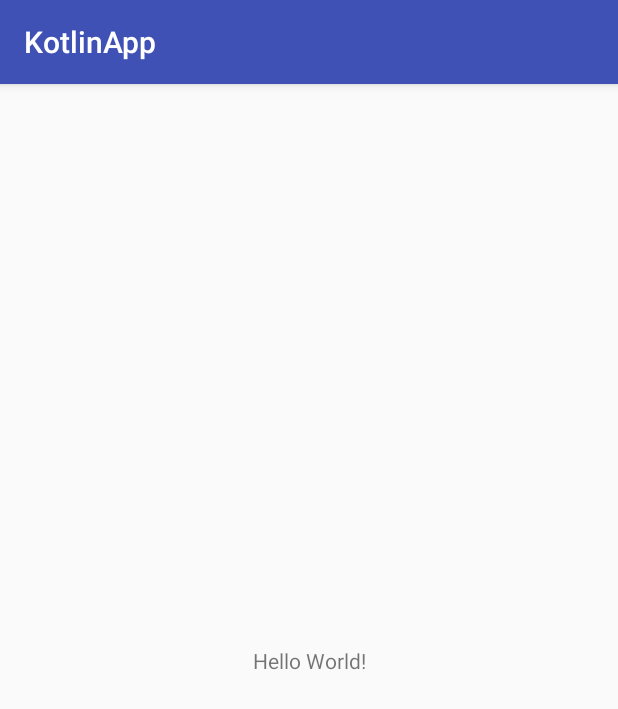
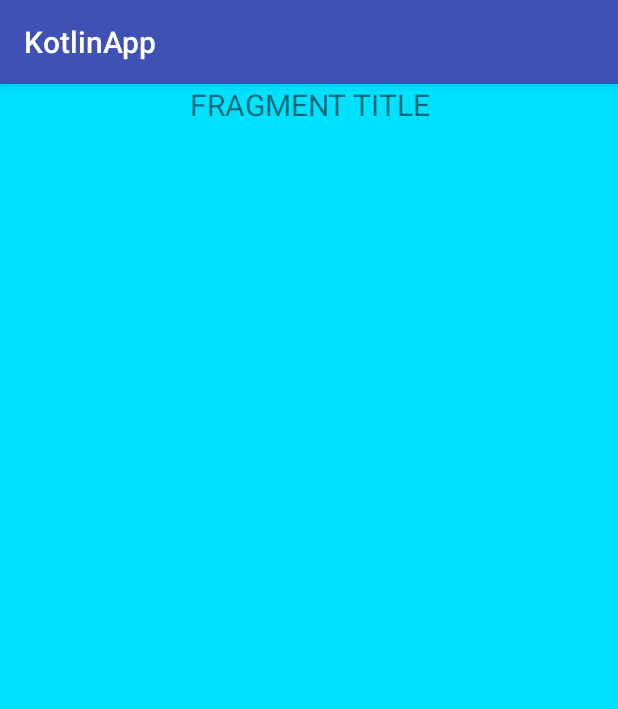
Before and after one commit to EmaGitHub/KotlinApp, an Android app: the screen it shows after launch (MainActivity), on a phone screen of 412 x 824 dp. Shown: the top 709 px of the screen. Run offline under Robolectric (Android 15) with nearby library versions, the phone set to English and light mode, and no system bars.

Commit message:
First fragment handling

```diff
--- /dev/null
+++ b/app/src/main/java/com/example/emanuelecalvisi/kotlinapp/Fragments/MainFragment.kt
@@ -0,0 +1,30 @@
+package com.example.emanuelecalvisi.kotlinapp.Fragments
+
+import android.os.Bundle
+import android.support.v4.app.Fragment
+import android.view.LayoutInflater
+import android.view.View
+import android.view.ViewGroup
+import com.example.emanuelecalvisi.kotlinapp.R
+
+/*
+
+Created by Emanuele Calvisi on 31/07/2018.
+
+*/
+
+class MainFragment : Fragment(){
+
+  val TAG : String = "mainFragment"
+
+  //@BindView(R.id.pageTitle) TextView title;
+
+  override fun onCreateView(inflater: LayoutInflater, container: ViewGroup?,
+    savedInstanceState: Bundle?): View? {
+
+    // Inflate the layout for this fragment
+    val view = inflater?.inflate(R.layout.fragment_one, container, false)
+    return view
+  }
+
+}
--- a/app/src/main/java/com/example/emanuelecalvisi/kotlinapp/MainActivity.kt
+++ b/app/src/main/java/com/example/emanuelecalvisi/kotlinapp/MainActivity.kt
@@ -2,11 +2,43 @@ package com.example.emanuelecalvisi.kotlinapp
 
 import android.support.v7.app.AppCompatActivity
 import android.os.Bundle
+import android.support.v4.app.Fragment
+import android.support.v4.app.FragmentManager
+import com.example.emanuelecalvisi.kotlinapp.Fragments.MainFragment
+import com.example.emanuelecalvisi.kotlinapp.Utils.ActivityUtil
+import android.content.DialogInterface
+import android.support.v7.app.AlertDialog
+
+
 
 class MainActivity : AppCompatActivity() {
 
   override fun onCreate(savedInstanceState: Bundle?) {
     super.onCreate(savedInstanceState)
     setContentView(R.layout.activity_main)
+
+    val frag = MainFragment()
+    ActivityUtil.setFragmentManager(supportFragmentManager)
+    ActivityUtil.addFragmentToActivity( frag)
+  }
+
+  override fun onBackPressed() {
+
+    val count = supportFragmentManager.backStackEntryCount
+
+    if (count == 1) {
+
+      AlertDialog.Builder(this)
+          .setIcon(android.R.drawable.ic_dialog_alert)
+          .setTitle("Closing App")
+          .setMessage("Are you sure you want to close the app?")
+          .setPositiveButton("Yes",
+              DialogInterface.OnClickListener { dialog, which -> finish() })
+          .setNegativeButton("No", null)
+          .show()
+
+    } else {
+      supportFragmentManager.popBackStack()
+    }
   }
 }
--- /dev/null
+++ b/app/src/main/java/com/example/emanuelecalvisi/kotlinapp/Utils/ActivityUtil.kt
@@ -0,0 +1,29 @@
+package com.example.emanuelecalvisi.kotlinapp.Utils
+
+import android.support.v4.app.Fragment
+import android.support.v4.app.FragmentManager
+import com.example.emanuelecalvisi.kotlinapp.R
+
+/*
+
+Created by Emanuele Calvisi on 01/08/2018.
+
+*/
+
+object ActivityUtil {
+
+  var manager: FragmentManager? = null
+
+  fun addFragmentToActivity(fragment: Fragment) {
+
+    val transaction =  manager!!.beginTransaction()
+    transaction.add(R.id.fragmentContainer, fragment)
+    transaction.addToBackStack(null)
+    transaction.commit()
+  }
+
+  fun setFragmentManager(manager: FragmentManager){
+    this.manager = manager
+  }
+
+}
--- a/app/src/main/res/layout/activity_main.xml
+++ b/app/src/main/res/layout/activity_main.xml
@@ -1,21 +1,11 @@
 <?xml version="1.0" encoding="utf-8"?>
-<android.support.constraint.ConstraintLayout
+<FrameLayout
     xmlns:android="http://schemas.android.com/apk/res/android"
     xmlns:app="http://schemas.android.com/apk/res-auto"
     xmlns:tools="http://schemas.android.com/tools"
     android:layout_width="match_parent"
     android:layout_height="match_parent"
     tools:context=".MainActivity"
-    >
+    android:id="@+id/fragmentContainer">
 
-  <TextView
-      android:layout_width="wrap_content"
-      android:layout_height="wrap_content"
-      android:text="Hello World!"
-      app:layout_constraintBottom_toBottomOf="parent"
-      app:layout_constraintLeft_toLeftOf="parent"
-      app:layout_constraintRight_toRightOf="parent"
-      app:layout_constraintTop_toTopOf="parent"
-      />
-
-</android.support.constraint.ConstraintLayout>
+</FrameLayout>
--- /dev/null
+++ b/app/src/main/res/layout/fragment_one.xml
@@ -0,0 +1,18 @@
+<?xml version="1.0" encoding="utf-8"?>
+<LinearLayout
+    xmlns:android="http://schemas.android.com/apk/res/android"
+    android:id="@+id/fragment_one"
+    android:layout_width="match_parent"
+    android:layout_height="match_parent"
+    android:background="@color/cyan">
+
+  <TextView
+      android:layout_width="match_parent"
+      android:layout_height="30dp"
+      android:id="@+id/fragmentTitle"
+      android:text="FRAGMENT TITLE"
+      android:gravity="center_horizontal"
+      android:textSize="20sp"
+      />
+
+</LinearLayout>
--- a/app/src/main/res/values/colors.xml
+++ b/app/src/main/res/values/colors.xml
@@ -3,4 +3,5 @@
   <color name="colorPrimary">#3F51B5</color>
   <color name="colorPrimaryDark">#303F9F</color>
   <color name="colorAccent">#FF4081</color>
+  <color name="cyan">#00e1ff</color>
 </resources>
```
Also changed, not shown: app/build.gradle (+35 -0 lines).
